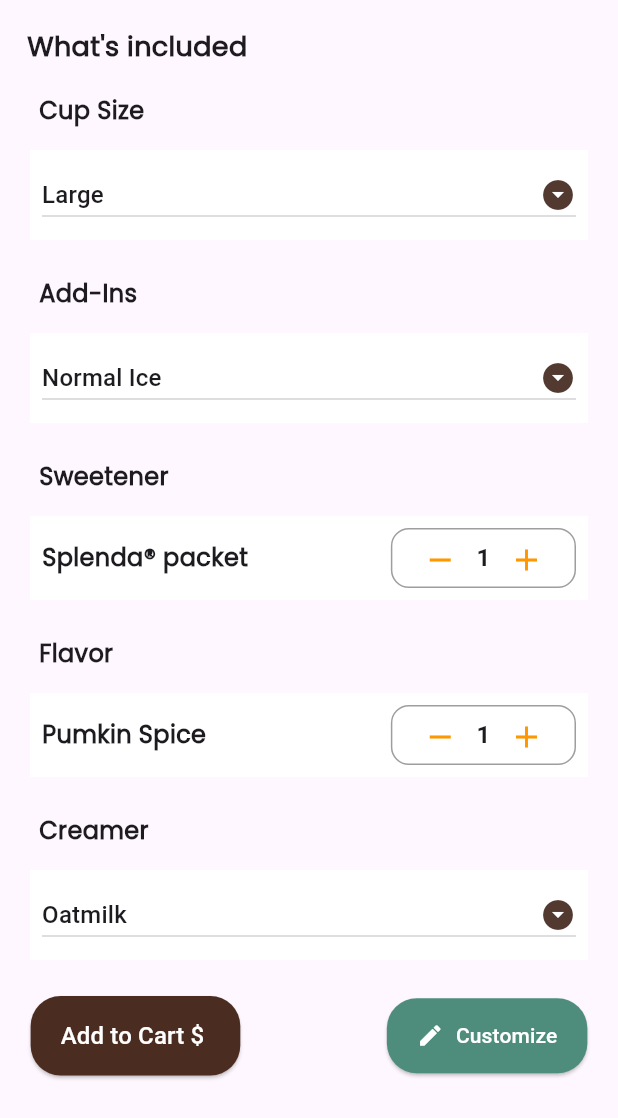
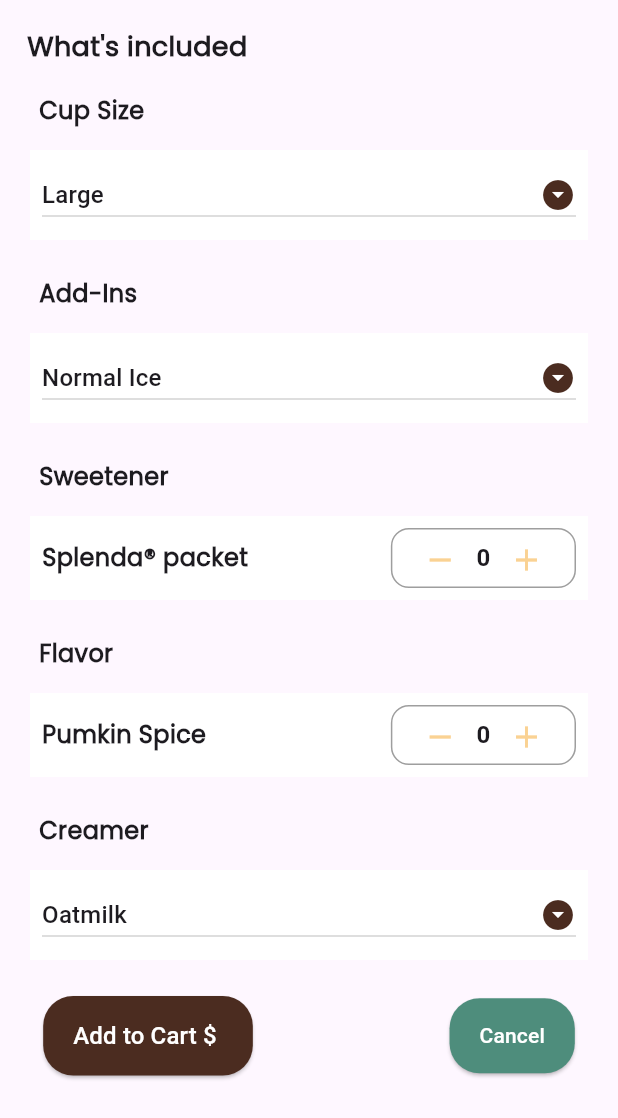
Before and after one commit to Dina266/Coffe_Shop_App, a Flutter app: the CustomDetailsItem widget shown alone on an empty page, opened directly with empty values, on a phone screen of 412 x 824 dp. Shown: the top 1118 px of the screen. Run offline on Flutter 3.47's test engine with Material 3 defaults, Android fonts, the phone set to English and light mode, and no system bars; our stand-ins replace bloc, dartz, dio, firebase_auth, firebase_core, flutter_bloc and 7 more; accounts and stored records are empty.

```diff
--- a/lib/features/details/presentation/views/widgets/custom_Details_item_body.dart
+++ b/lib/features/details/presentation/views/widgets/custom_Details_item_body.dart
@@ -10,7 +10,7 @@ class CustomDetailsItem extends StatefulWidget {
 
   const CustomDetailsItem({super.key, required this.coffeeModel});
   @override
-  _CustomDetailsItemState createState() => _CustomDetailsItemState();
+  State<CustomDetailsItem> createState() => _CustomDetailsItemState();
 }
 
 class _CustomDetailsItemState extends State<CustomDetailsItem> {
--- a/lib/features/details/presentation/views/widgets/custom_buttons.dart
+++ b/lib/features/details/presentation/views/widgets/custom_buttons.dart
@@ -44,12 +44,9 @@ class CustomButtons extends StatelessWidget {
             ),
             padding: const EdgeInsets.symmetric(horizontal: 20, vertical: 15),
           ),
-          icon: const Icon(
-            Icons.edit,
-            color: Colors.white,
-          ),
+
           label: const Text(
-            'Customize',
+            'Cancel',
             style: TextStyle(
               color: Colors.white,
             ),
--- a/lib/features/details/presentation/views/widgets/custom_drop_down_menu.dart
+++ b/lib/features/details/presentation/views/widgets/custom_drop_down_menu.dart
@@ -1,4 +1,5 @@
 
+import 'package:coffe_shop_app/core/utils/app_colors.dart';
 import 'package:flutter/material.dart';
 
 // ignore: must_be_immutable
@@ -35,7 +36,7 @@ class _CustomDropDownMenuState extends State<CustomDropDownMenu> {
             }).toList(),
             isExpanded: true,
             icon: const Icon(Icons.arrow_drop_down_circle,
-                color: Color.fromARGB(255, 83, 58, 49)),
+                color: AppColors.primaryColor),
           ),
         ));
   }
--- a/lib/features/details/presentation/views/widgets/custom_incremental_widget.dart
+++ b/lib/features/details/presentation/views/widgets/custom_incremental_widget.dart
@@ -1,6 +1,5 @@
 
 import 'package:flutter/material.dart';
-
 import '../../../../../core/utils/app_styles.dart';
 import 'custom_quantity_counter.dart';
 
@@ -39,7 +38,7 @@ class CustomIncrementalItems extends StatelessWidget {
                   style: AppStyle.semiBold16,
                 ),
 
-                QuantityCounter(),
+                const QuantityCounter(),
 
               ],
             ),
--- a/lib/features/details/presentation/views/widgets/custom_quantity_counter.dart
+++ b/lib/features/details/presentation/views/widgets/custom_quantity_counter.dart
@@ -1,13 +1,16 @@
 
+import 'package:coffe_shop_app/core/utils/app_colors.dart';
 import 'package:flutter/material.dart';
 
 class QuantityCounter extends StatefulWidget {
+  const QuantityCounter({super.key});
+
   @override
-  _QuantityCounterState createState() => _QuantityCounterState();
+  State<QuantityCounter> createState() => _QuantityCounterState();
 }
 
 class _QuantityCounterState extends State<QuantityCounter> {
-  int _count = 1;
+  int _count = 0;
 
   void _increment() {
     setState(() {
@@ -17,7 +20,7 @@ class _QuantityCounterState extends State<QuantityCounter> {
 
   void _decrement() {
     setState(() {
-      if (_count > 1) {
+      if (_count > 0) {
         _count--;
       }
     });
@@ -37,7 +40,7 @@ class _QuantityCounterState extends State<QuantityCounter> {
         mainAxisAlignment: MainAxisAlignment.spaceBetween,
         children: [
           IconButton(
-            icon: const Icon(Icons.remove, color: Colors.orange),
+            icon: const Icon(Icons.remove, color: AppColors.splashBackground),
             onPressed: _decrement,
           ),
           Text(
@@ -48,7 +51,7 @@ class _QuantityCounterState extends State<QuantityCounter> {
             ),
           ),
           IconButton(
-            icon: const Icon(Icons.add, color: Colors.orange),
+            icon:  const Icon(Icons.add, color: AppColors.splashBackground),
             onPressed: _increment,
           ),
         ],
--- a/lib/features/details/presentation/views/widgets/detail_screen_body_item.dart
+++ b/lib/features/details/presentation/views/widgets/detail_screen_body_item.dart
@@ -17,7 +17,7 @@ class DetailScreenBodyItem extends StatelessWidget {
           child: Row(
             children: [
               Image.network(coffeeModel.imageUrl,
-                  height: 100), // Replace with your image asset
+                  height: 100),
               const SizedBox(width: 8),
               Text(
                 coffeeModel.name,
```
Also changed, not shown: lib/l10n/intl_ar.arb (+19 -2 lines), lib/l10n/intl_en.arb (+19 -1 lines).
